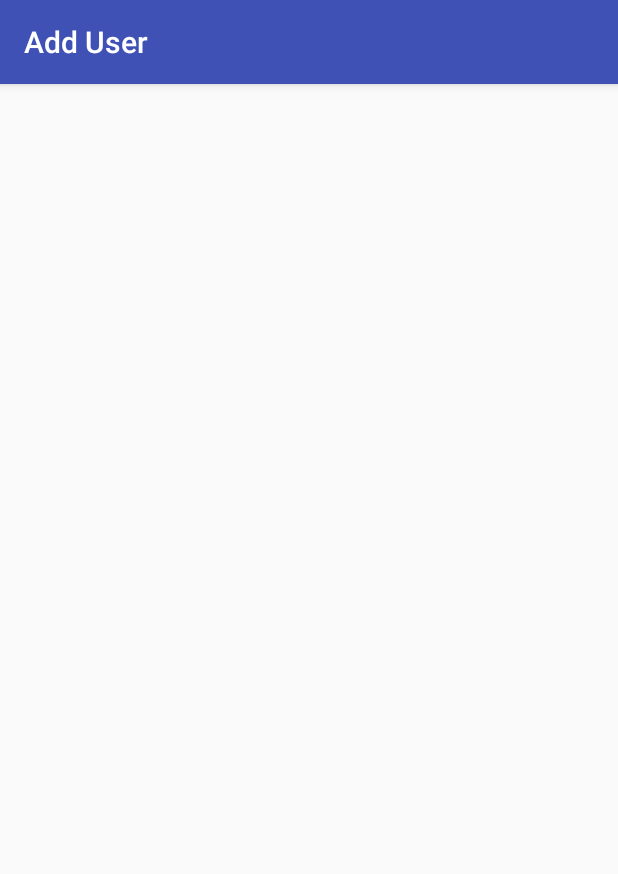
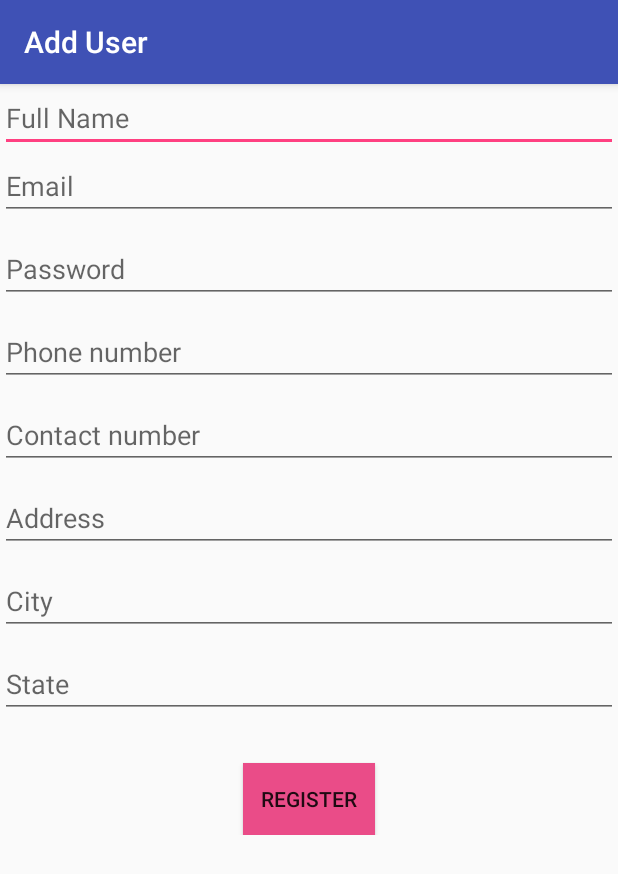
Before and after one commit to indira15/usedbooks, an Android app: the RegisterActivity screen opened directly, with no data from a screen before it, on a phone screen of 412 x 824 dp. Shown: the top 874 px of the screen. Run offline under Robolectric (Android 15) with nearby library versions, the phone set to English and light mode, and no system bars.

Commit message:
fixing things

```diff
--- a/app/src/main/res/layout/activity_register.xml
+++ b/app/src/main/res/layout/activity_register.xml
@@ -1,10 +1,13 @@
 <ScrollView xmlns:android="http://schemas.android.com/apk/res/android"
     xmlns:tools="http://schemas.android.com/tools"
     android:layout_width="match_parent"
-    android:layout_height="match_parent"
-    android:gravity="center_horizontal"
-    android:orientation="vertical">
+    android:layout_height="match_parent">
 
+    <LinearLayout
+      android:layout_width="match_parent"
+      android:layout_height="match_parent"
+      android:gravity="center_horizontal"
+      android:orientation="vertical">
 
     <EditText
         android:id="@+id/name"
@@ -98,11 +101,13 @@
 
     <Button
         android:id="@+id/btnRegister"
-        android:layout_width="fill_parent"
+        android:layout_width="wrap_content"
         android:layout_height="wrap_content"
         android:layout_marginTop="20dip"
         android:background="#ea4c88"
+        android:padding="@dimen/padding_medium"
         android:text="@string/btn_register"
         />
 
+    </LinearLayout>
 </ScrollView>
```
